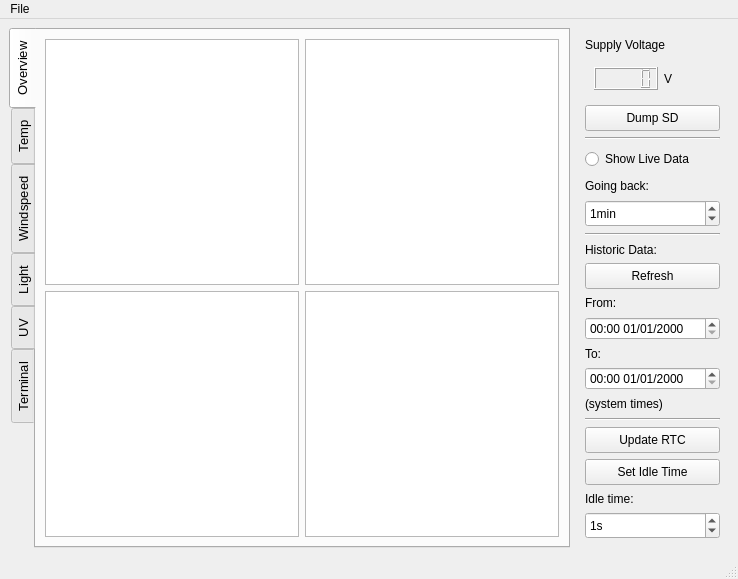
Before: the Qt Designer form gui/frontend/ui/main_window.ui in Gregox273/Weather-Station, drawn with Qt 5.
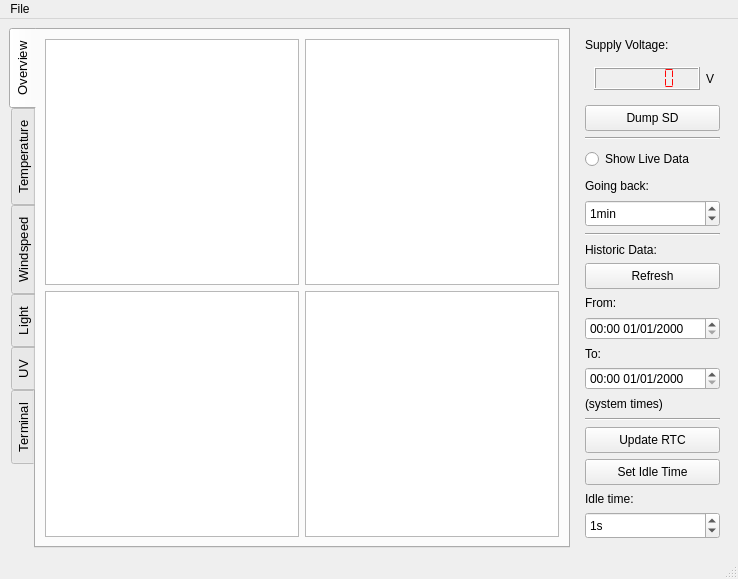
After: the same form once the commit is applied. Custom widgets are drawn as their Qt base class.

Commit message: LCD display gives supply voltage in V

```diff
--- a/gui/frontend/ui/main_window.ui
+++ b/gui/frontend/ui/main_window.ui
@@ -92,7 +92,7 @@
       </widget>
       <widget class="QWidget" name="tabTemperature">
        <attribute name="title">
-        <string>Temp</string>
+        <string>Temperature</string>
        </attribute>
        <layout class="QVBoxLayout" name="verticalLayout_2">
         <item>
@@ -264,7 +264,7 @@
        <item>
         <widget class="QLabel" name="labelSupplyV">
          <property name="text">
-          <string>Supply Voltage</string>
+          <string>Supply Voltage:</string>
          </property>
         </widget>
        </item>
@@ -281,14 +281,32 @@
            <widget class="QLCDNumber" name="lcdNumberBattV">
             <property name="minimumSize">
              <size>
-              <width>0</width>
+              <width>70</width>
               <height>23</height>
              </size>
             </property>
+            <property name="styleSheet">
+             <string notr="true">color:rgb(255, 7, 7)</string>
+            </property>
+            <property name="smallDecimalPoint">
+             <bool>true</bool>
+            </property>
+            <property name="numDigits">
+             <number>5</number>
+            </property>
+            <property name="segmentStyle">
+             <enum>QLCDNumber::Flat</enum>
+            </property>
            </widget>
           </item>
           <item row="1" column="1">
            <widget class="QLabel" name="labelV">
+            <property name="maximumSize">
+             <size>
+              <width>10</width>
+              <height>16777215</height>
+             </size>
+            </property>
             <property name="text">
              <string>V</string>
             </property>
```
The commit also changes 4 other files.
